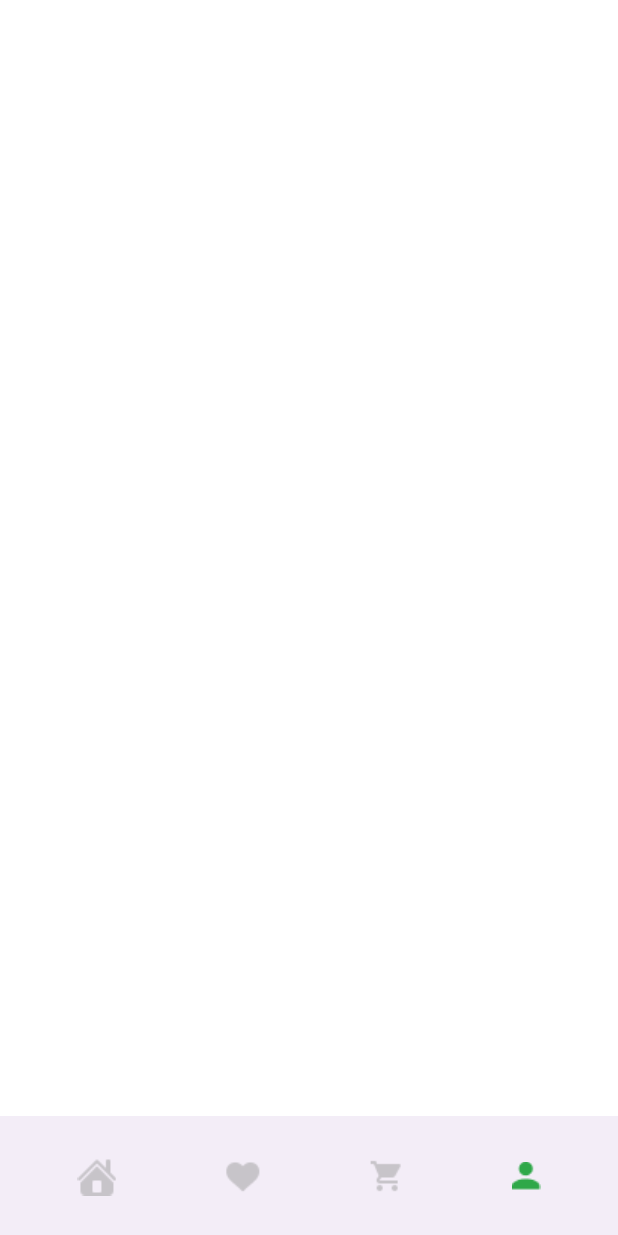
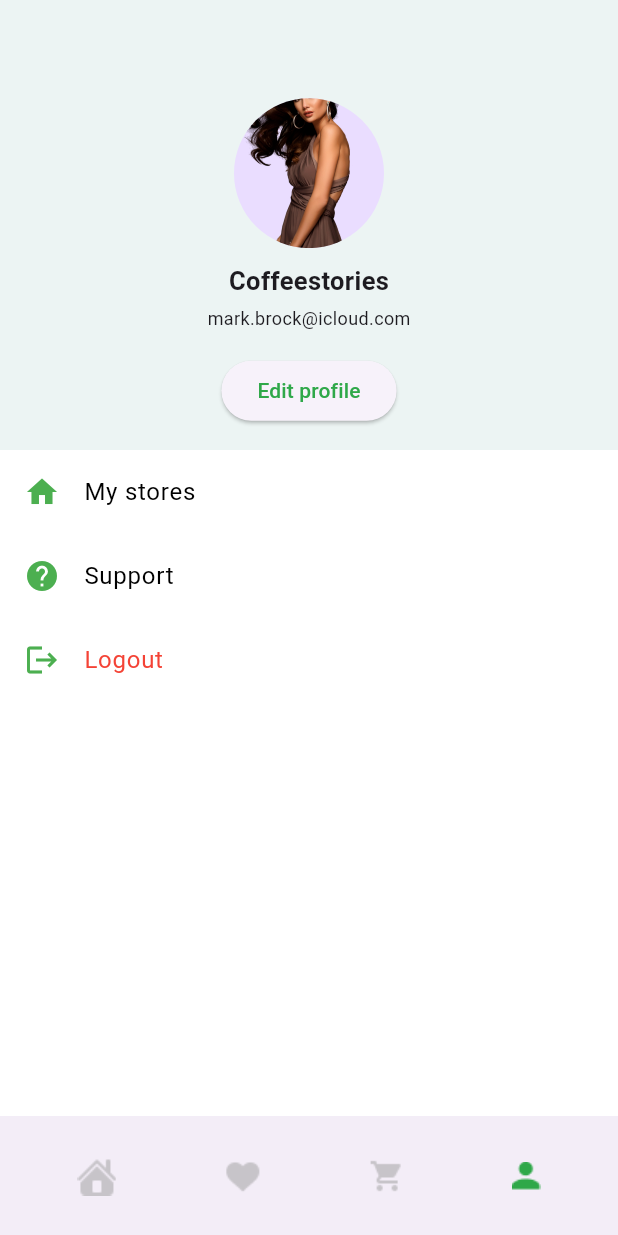
Before and after one commit to fadliRafidan/ILoveFlutter, a Flutter app: the BottomNavBar screen opened directly, swiped to page 4, on a phone screen of 412 x 824 dp. Run offline on Flutter 3.47's test engine with Material 3 defaults, Android fonts, the phone set to English and light mode, and no system bars; Roboto replaces fonts that are missing (Gilroy).

Commit message:
add profil page

```diff
--- /dev/null
+++ b/lib/page/profil_screen.dart
@@ -0,0 +1,85 @@
+import 'package:flutter/material.dart';
+import 'package:flutter_application_1/core/color.dart';
+
+class ProfilePage extends StatelessWidget {
+  const ProfilePage({super.key});
+
+  @override
+  Widget build(BuildContext context) {
+    return Scaffold(
+      backgroundColor: Colors.white,
+      body: SingleChildScrollView(
+        child: Column(
+          children: <Widget>[
+            Container(
+              height: 300.0,
+              padding: const EdgeInsets.only(top: 50),
+              color: lightGreen,
+              child: Center(
+                child: Column(
+                  mainAxisAlignment: MainAxisAlignment.center,
+                  children: <Widget>[
+                    const CircleAvatar(
+                      radius: 50.0,
+                      backgroundImage: AssetImage('assets/images/pro.png'),
+                    ),
+                    const SizedBox(height: 10.0),
+                    const Text(
+                      'Coffeestories',
+                      style: TextStyle(
+                        fontSize: 17.0,
+                        fontWeight: FontWeight.bold,
+                      ),
+                    ),
+                    const SizedBox(height: 4.0),
+                    const Text(
+                      'mark.brock@icloud.com',
+                      style: TextStyle(fontSize: 12.0),
+                    ),
+                    const SizedBox(height: 16.0),
+                    ElevatedButton(
+                      onPressed: () {},
+                      style: ElevatedButton.styleFrom(foregroundColor: green),
+                      child: const Text('Edit profile'),
+                    ),
+                  ],
+                ),
+              ),
+            ),
+            _buildListTile(
+              icon: Icons.home,
+              title: 'My stores',
+              onTap: () {},
+            ),
+            _buildListTile(
+              icon: Icons.help,
+              title: 'Support',
+              onTap: () {},
+            ),
+            _buildListTile(
+              icon: Icons.logout,
+              title: 'Logout',
+              textColor: Colors.red,
+              onTap: () {},
+            ),
+          ],
+        ),
+      ),
+    );
+  }
+
+  Widget _buildListTile({
+    required IconData icon,
+    required String title,
+    Widget? trailing,
+    Color textColor = Colors.black,
+    required VoidCallback onTap,
+  }) {
+    return ListTile(
+      leading: Icon(icon, color: Colors.green),
+      title: Text(title, style: TextStyle(color: textColor)),
+      trailing: trailing,
+      onTap: onTap,
+    );
+  }
+}
--- a/lib/widgets/bottom_nav.dart
+++ b/lib/widgets/bottom_nav.dart
@@ -3,6 +3,7 @@ import 'package:flutter_application_1/core/color.dart';
 import 'package:flutter_application_1/data/bottom_menu.dart';
 import 'package:flutter_application_1/page/cart_screen.dart';
 import 'package:flutter_application_1/page/home_page.dart';
+import 'package:flutter_application_1/page/profil_screen.dart';
 import 'package:flutter_application_1/page/wishlist_page.dart';
 
 class BottomNavBar extends StatefulWidget {
@@ -60,5 +61,5 @@ List<Widget> child = [
   const HomePage(),
   const WishlistScreen(),
   const MyCartScreen(),
-  Container(color: white),
+  const ProfilePage(),
 ];
```
